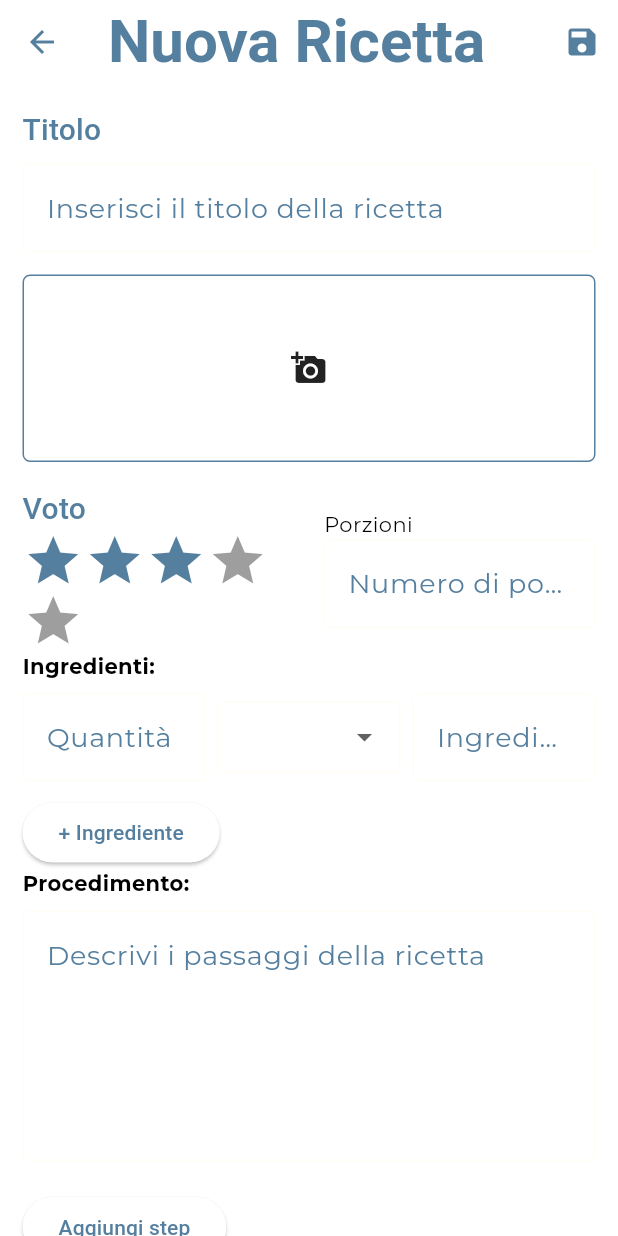
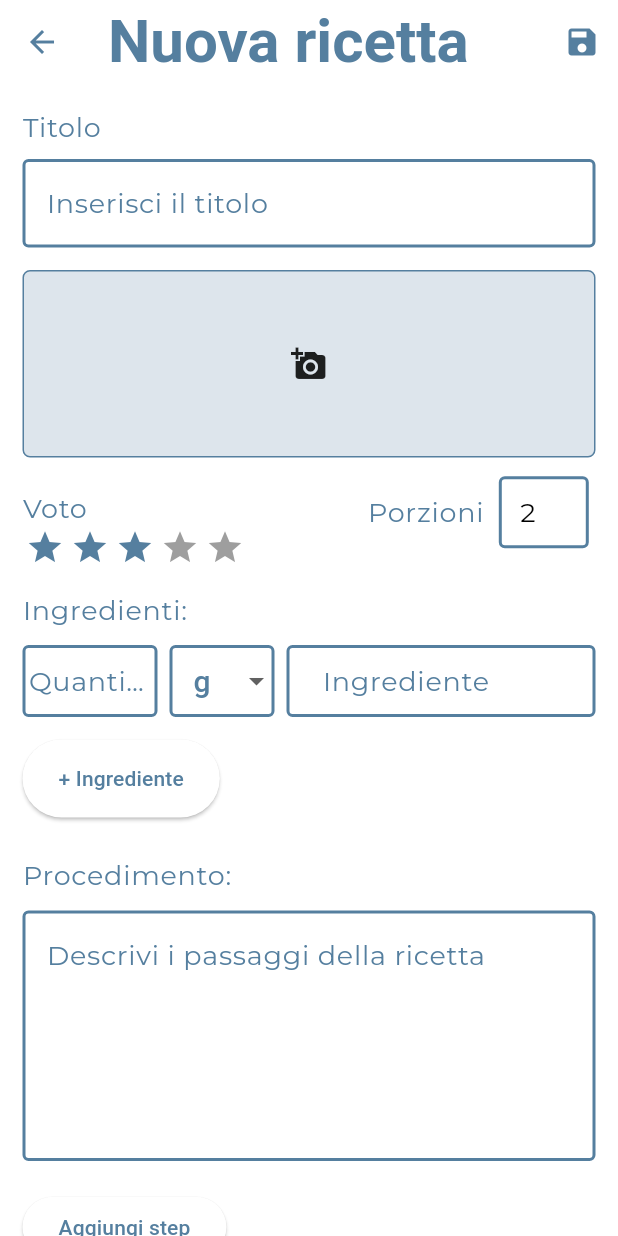
Before and after one commit to g4ix/ChefsPocket, a Flutter app: the RecipeCreationPage screen opened directly, on a phone screen of 412 x 824 dp. Run offline on Flutter 3.47's test engine with Material 3 defaults, Android fonts, the phone set to English and light mode, and no system bars; drawn by our look-alikes of flutter_rating_bar; our stand-ins replace dotted_border, google_fonts, image_picker, material_design_icons_flutter; network calls fail; Roboto replaces fonts that are missing (Adamina).

Commit message:
Continuato a perfezionare la schermata per la creazione di una nuova ricetta.

```diff
--- a/chefs_pocket/lib/screens/recipe_creation.dart
+++ b/chefs_pocket/lib/screens/recipe_creation.dart
@@ -14,6 +14,7 @@ import '../models/recipe_step.dart';
 import '../config.dart';
 import '../manager/recipe_manager.dart'; // Import RecipeManager
 import 'package:image_picker/image_picker.dart';
+import 'package:dotted_border/dotted_border.dart';
 
 class RecipeCreationPage extends StatefulWidget {
   Recipe recipe = Recipe();
@@ -47,7 +48,10 @@ class _RecipeCreationPageState extends State<RecipeCreationPage> {
   Widget build(BuildContext context) {
     return Scaffold(
       appBar: AppBar(
-        title: Text('Nuova Ricetta'),
+        title: Text(
+          'Nuova ricetta',
+          style: Theme.of(context).textTheme.titleLarge,
+        ),
         leading: IconButton(
           icon: Icon(Icons.arrow_back),
           onPressed: () {},
@@ -65,11 +69,14 @@ class _RecipeCreationPageState extends State<RecipeCreationPage> {
           children: <Widget>[
             buildTitleInput(),
             buildImageUploadContainer(),
-            SizedBox(height: 16),
             buildRatingAndPortions(),
+            SizedBox(height: 15),
             buildIngredients(),
+            SizedBox(height: 15),
             buildProcedure(),
+            SizedBox(height: 15),
             buildTotalTime(),
+            SizedBox(height: 15),
             buildTags(),
           ],
         ),
@@ -83,13 +90,20 @@ class _RecipeCreationPageState extends State<RecipeCreationPage> {
       children: [
         Text(
           'Titolo',
-          style: Theme.of(context).textTheme.titleMedium,
+          style: Theme.of(context).textTheme.bodyLarge?.copyWith(
+                color: Color(0xFF557F9F), // Specify the desired color
+              ),
         ),
         SizedBox(height: 8),
         TextFormField(
           decoration: InputDecoration(
-            hintText: 'Inserisci il titolo della ricetta',
-            border: OutlineInputBorder(),
+            hintText: 'Inserisci il titolo',
+            focusedBorder: OutlineInputBorder(
+              borderSide: BorderSide(color: Color(0xFF557F9F), width: 2.0),
+            ),
+            enabledBorder: OutlineInputBorder(
+              borderSide: BorderSide(color: Color(0xFF557F9F), width: 2.0),
+            ),
           ),
           validator: (value) {
             if (value == null || value.isEmpty) {
@@ -111,7 +125,7 @@ class _RecipeCreationPageState extends State<RecipeCreationPage> {
         margin: EdgeInsets.only(top: 15),
         height: 125,
         decoration: BoxDecoration(
-          color: Colors.white,
+          color: Color(0xFF557F9F).withOpacity(0.2),
           borderRadius: BorderRadius.circular(5),
           border: Border.all(
             color: Color(0xFF557F9F),
@@ -137,16 +151,26 @@ class _RecipeCreationPageState extends State<RecipeCreationPage> {
           child: Column(
             crossAxisAlignment: CrossAxisAlignment.start,
             children: [
-              Text('Voto', style: Theme.of(context).textTheme.titleMedium,),
+              SizedBox(height: 20),
+              Text(
+                'Voto',
+                style: Theme.of(context).textTheme.bodyLarge?.copyWith(
+                      color: Color(0xFF557F9F), // Specify the desired color
+                    ),
+              ),
               RatingBar.builder(
                 initialRating: 3,
                 minRating: 1,
                 direction: Axis.horizontal,
                 allowHalfRating: true,
                 itemCount: 5,
-                itemPadding: EdgeInsets.symmetric(horizontal: 0.5), // Decrease the itemPadding value to make the stars smaller
-                itemBuilder: (context, _) =>
-                  Icon(Icons.star, color: Color(0xFF557F9F)),
+                itemSize: 26, // Set the size of the stars
+                itemPadding: EdgeInsets.symmetric(
+                    horizontal:
+                        2), // Decrease the itemPadding value to make the stars closer
+                itemBuilder: (context, _) => Icon(Icons.star,
+                    color: Color(0xFF557F9F),
+                    size: 10), // Set the size of the stars
                 onRatingUpdate: (rating) {
                   setState(() {
                     this._rating = rating;
@@ -158,25 +182,53 @@ class _RecipeCreationPageState extends State<RecipeCreationPage> {
             ],
           ),
         ),
-        SizedBox(width: 20),
+        SizedBox(width: 78),
         Expanded(
           child: Column(
             crossAxisAlignment: CrossAxisAlignment.start,
             children: [
-              Text('Porzioni'),
-              TextFormField(
+              Row(
+                children: [
+                  Text(
+                    'Porzioni',
+                    style: Theme.of(context).textTheme.bodyLarge?.copyWith(
+                          color: Color(0xFF557F9F), // Specify the desired color
+                        ),
+                  ),
+                  SizedBox(
+                    width: 10,
+                  ),
+                  SizedBox(
+                    width: 60,
+                    child: TextFormField(
                       keyboardType: TextInputType.number,
+                      initialValue: '2', // Set the default value to 2
                       decoration: InputDecoration(
-                  border: OutlineInputBorder(),
-                  hintText: 'Numero di porzioni',
+                        focusedBorder: OutlineInputBorder(
+                          borderSide:
+                              BorderSide(color: Color(0xFF557F9F), width: 2.0),
+                        ),
+                        enabledBorder: OutlineInputBorder(
+                          borderSide:
+                              BorderSide(color: Color(0xFF557F9F), width: 2.0),
+                        ),
+                        contentPadding: EdgeInsets.symmetric(
+                            vertical: 8,
+                            horizontal:
+                                10), // Adjust the vertical and horizontal padding
+                        alignLabelWithHint:
+                            true, // Align the label with the input field
                       ),
                       onChanged: (value) {
                         setState(() {
                           this._portions = int.parse(value);
                         });
-                  recipeManager
-                      .setPortions(int.parse(value)); // Update recipe portions
+                        recipeManager.setPortions(
+                            int.parse(value)); // Update recipe portions
                       },
+                    ),
+                  ),
+                ],
               ),
             ],
           ),
@@ -189,22 +241,39 @@ class _RecipeCreationPageState extends State<RecipeCreationPage> {
     return Column(
       crossAxisAlignment: CrossAxisAlignment.start,
       children: [
-        Text('Ingredienti:', style: TextStyle(fontWeight: FontWeight.bold)),
-        SizedBox(height: 8),
+        Text(
+          'Ingredienti:',
+          style: Theme.of(context).textTheme.bodyLarge?.copyWith(
+                color: Color(0xFF557F9F), // Specify the desired color
+              ),
+        ),
+        SizedBox(height: 10),
         Row(
           mainAxisAlignment: MainAxisAlignment.spaceBetween,
           children: [
-            Expanded(
+            SizedBox(
+              width: 90,
               child: TextFormField(
                 decoration: InputDecoration(
                   hintText: 'Quantità',
-                  border: OutlineInputBorder(),
+                  focusedBorder: OutlineInputBorder(
+                    borderSide:
+                        BorderSide(color: Color(0xFF557F9F), width: 2.0),
+                  ),
+                  enabledBorder: OutlineInputBorder(
+                    borderSide:
+                        BorderSide(color: Color(0xFF557F9F), width: 2.0),
+                  ),
+                  contentPadding: EdgeInsets.symmetric(
+                      vertical: 4), // Decrease the vertical padding
                 ),
               ),
             ),
             SizedBox(width: 8),
-            Expanded(
+            SizedBox(
+              width: 70,
               child: DropdownButtonFormField(
+              value: euMeasures[0], // Set the initial value to 'g'
               items: euMeasures.map((String value) {
                 return DropdownMenuItem<String>(
                 value: value,
@@ -214,8 +283,16 @@ class _RecipeCreationPageState extends State<RecipeCreationPage> {
               onChanged: (_) {},
               decoration: InputDecoration(
                 contentPadding: EdgeInsets.fromLTRB(12, 12, 0, 0),
-                  border: OutlineInputBorder(),
+                focusedBorder: OutlineInputBorder(
+                borderSide:
+                  BorderSide(color: Color(0xFF557F9F), width: 2.0),
                 ),
+                enabledBorder: OutlineInputBorder(
+                borderSide:
+                  BorderSide(color: Color(0xFF557F9F), width: 2.0),
+                ),
+              ),
+              isExpanded: false, // Set isExpanded to false
               ),
             ),
             SizedBox(width: 8),
@@ -223,13 +300,22 @@ class _RecipeCreationPageState extends State<RecipeCreationPage> {
               child: TextFormField(
                 decoration: InputDecoration(
                   hintText: 'Ingrediente',
-                  border: OutlineInputBorder(),
+                  focusedBorder: OutlineInputBorder(
+                    borderSide:
+                        BorderSide(color: Color(0xFF557F9F), width: 2.0),
+                  ),
+                  enabledBorder: OutlineInputBorder(
+                    borderSide:
+                        BorderSide(color: Color(0xFF557F9F), width: 2.0),
+                  ),
+                  contentPadding: EdgeInsets.symmetric(
+                      horizontal: 20), // Decrease the vertical padding
                 ),
               ),
             ),
           ],
         ),
-        SizedBox(height: 10),
+        SizedBox(height: 15),
         Row(
           mainAxisAlignment: MainAxisAlignment.spaceBetween,
           children: [
@@ -240,6 +326,9 @@ class _RecipeCreationPageState extends State<RecipeCreationPage> {
                 recipeManager.addIngredient(ingredient); // Add new ingredient
               },
               child: Text('+ Ingrediente'),
+              style: ElevatedButton.styleFrom(
+                padding: EdgeInsets.symmetric(vertical: 16, horizontal: 24),
+              ),
             ),
           ],
         ),
@@ -251,13 +340,24 @@ class _RecipeCreationPageState extends State<RecipeCreationPage> {
     return Column(
       crossAxisAlignment: CrossAxisAlignment.start,
       children: [
-        Text('Procedimento:', style: TextStyle(fontWeight: FontWeight.bold)),
-        SizedBox(height: 8),
+        SizedBox(height: 10),
+        Text(
+          'Procedimento:',
+          style: Theme.of(context).textTheme.bodyLarge?.copyWith(
+                color: Color(0xFF557F9F), // Specify the desired color
+              ),
+        ),
+        SizedBox(height: 10),
         TextFormField(
           maxLines: 5,
           decoration: InputDecoration(
             hintText: 'Descrivi i passaggi della ricetta',
-            border: OutlineInputBorder(),
+            focusedBorder: OutlineInputBorder(
+              borderSide: BorderSide(color: Color(0xFF557F9F), width: 2.0),
+            ),
+            enabledBorder: OutlineInputBorder(
+              borderSide: BorderSide(color: Color(0xFF557F9F), width: 2.0),
+            ),
           ),
         ),
         SizedBox(height: 20),
@@ -276,6 +376,10 @@ class _RecipeCreationPageState extends State<RecipeCreationPage> {
   Widget buildTotalTime() {
     return Row(
       children: [
+        Text('Tempo totale:', style: Theme.of(context).textTheme.bodyLarge?.copyWith(
+                color: Color(0xFF557F9F), // Specify the desired color
+              )),
+        SizedBox(width: 10),
         Expanded(
           child: TextFormField(
             decoration: InputDecoration(
@@ -303,15 +407,36 @@ class _RecipeCreationPageState extends State<RecipeCreationPage> {
     return Column(
       crossAxisAlignment: CrossAxisAlignment.start,
       children: [
-        Text('Tag:', style: TextStyle(fontWeight: FontWeight.bold)),
+        Text('Tag:',
+            style: Theme.of(context).textTheme.bodyLarge?.copyWith(
+                  color: Color(0xFF557F9F), // Specifica il colore desiderato
+                )),
         Wrap(
           spacing: 8.0,
           children: List<Widget>.generate(
             Tag.values.length,
             (int index) {
               final tag = Tag.values[index];
-              return ChoiceChip(
-                label: Text(tag.toString()),
+              return Container(
+                margin: EdgeInsets.all(4.0),
+                decoration: BoxDecoration(
+                  border: Border.all(
+                    color: Color(0xFF557F9F), // Set border color
+                    width: 1.0, // Set border width
+                  ),
+                  borderRadius: BorderRadius.circular(8.0), // Set border radius
+                ), // Aggiungi margine per creare un bordo attorno al pulsante
+                child: ChoiceChip(
+                  label: Text(
+                    tag.toString().replaceAll('Tag.', ''),
+                    style: TextStyle(
+                      color: _selectedTags.contains(tag)
+                          ? Colors
+                              .white // Imposta il colore del testo su bianco se selezionato
+                          : Color(
+                              0xFF557F9F), // Imposta il colore del testo su blu se non selezionato
+                    ),
+                  ),
                   selected: _selectedTags.contains(tag),
                   onSelected: (bool selected) {
                     setState(() {
@@ -320,9 +445,17 @@ class _RecipeCreationPageState extends State<RecipeCreationPage> {
                       } else {
                         _selectedTags.remove(tag);
                       }
-                    recipeManager.setTag(tag); // Update recipe tags
+                      recipeManager.setTag(tag); // Aggiorna i tag della ricetta
                     });
                   },
+                  backgroundColor: _selectedTags.contains(tag)
+                      ? Color(
+                          0xFF557F9F) // Imposta il colore di sfondo su blu se selezionato
+                      : Colors
+                          .white, // Imposta il colore di sfondo su bianco se non selezionato
+                  selectedColor:
+                      Color(0xFF557F9F), // Imposta il colore selezionato su blu
+                ),
               );
             },
           ),
@@ -332,6 +465,7 @@ class _RecipeCreationPageState extends State<RecipeCreationPage> {
     );
   }
 }
+
 
 /*
   @override
--- a/chefs_pocket/pubspec.yaml
+++ b/chefs_pocket/pubspec.yaml
@@ -39,6 +39,7 @@ dependencies:
   flutter_rating_bar: ^4.0.0
   material_design_icons_flutter: ^7.0.7296
   image_picker: ^1.1.0
+  dotted_border: ^2.1.0
 
 
 dev_dependencies:
```
Also changed, not shown: chefs_pocket/pubspec.lock. Lines whose indentation alone changed are shown as unchanged.
